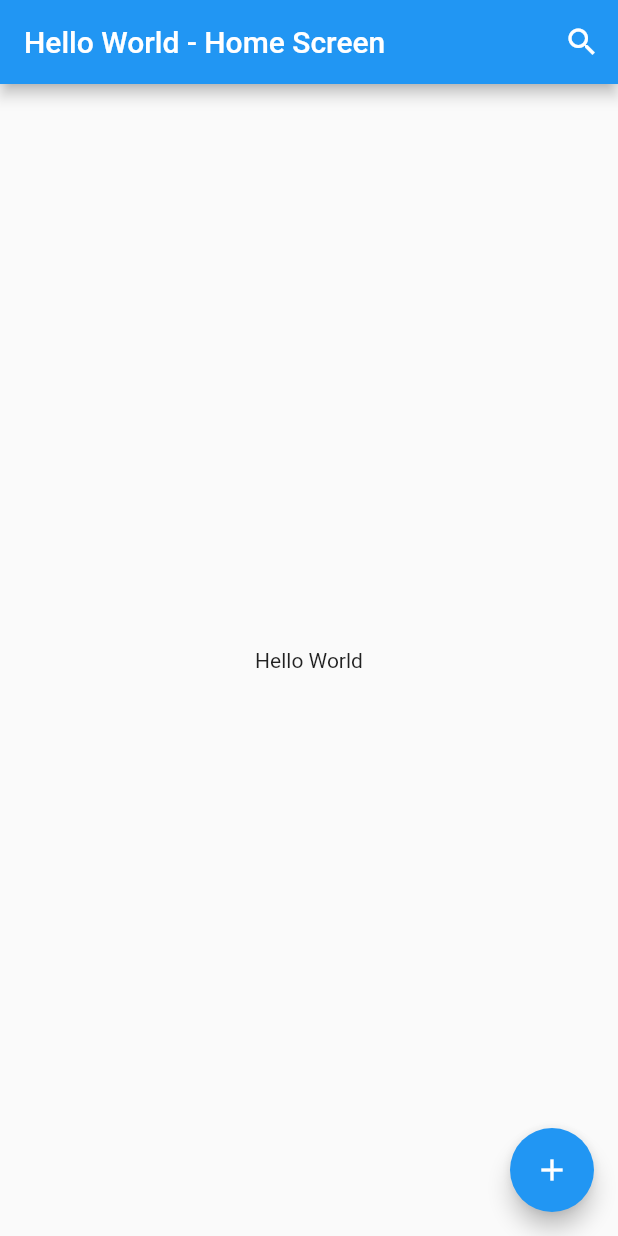
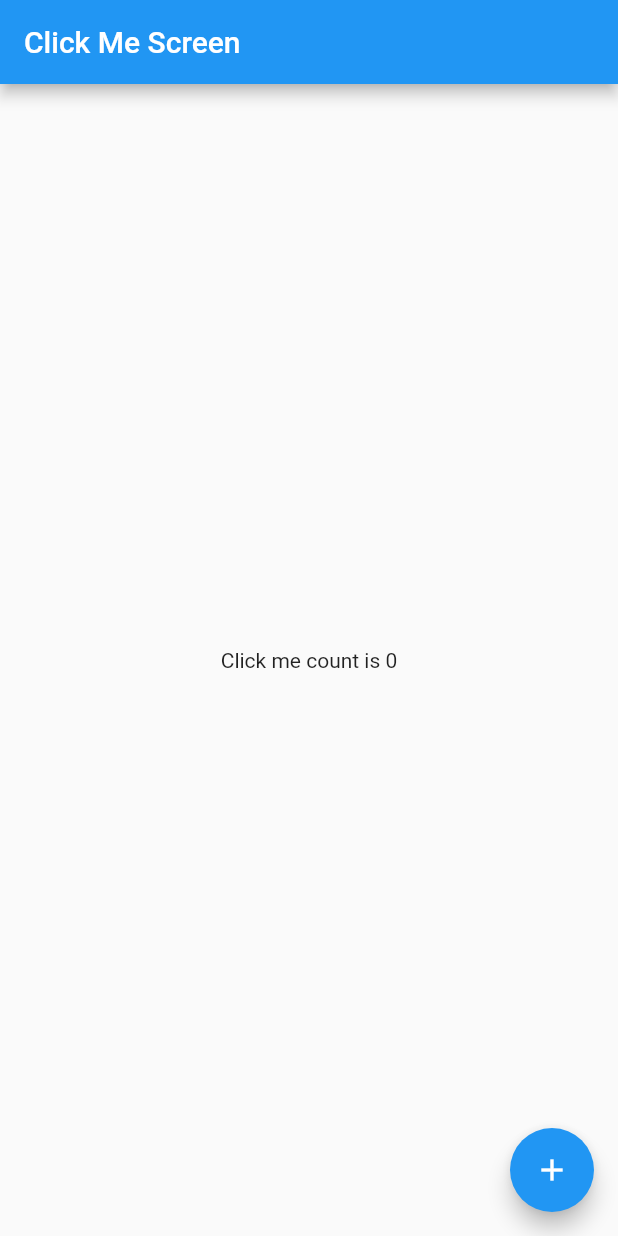
Before and after one commit to sag333ar/flutter_dev_channel, a Flutter app: the screen it shows after launch, on a phone screen of 412 x 824 dp. Run offline on Flutter 3.47's test engine with Material 2 defaults, Android fonts, the phone set to English and light mode, and no system bars.

Commit message:
Changes for 6th video

```diff
--- a/lib/click_me.dart
+++ b/lib/click_me.dart
@@ -0,0 +1,33 @@
+import 'package:flutter/material.dart';
+
+class ClickMeScreen extends StatefulWidget {
+  const ClickMeScreen({Key? key}) : super(key: key);
+
+  @override
+  _ClickMeScreenState createState() => _ClickMeScreenState();
+}
+
+class _ClickMeScreenState extends State<ClickMeScreen> {
+
+  var count = 0;
+
+  @override
+  Widget build(BuildContext context) {
+    return Scaffold(
+      appBar: AppBar(
+        title: const Text("Click Me Screen"),
+      ),
+      body: Center(
+        child: Text("Click me count is $count"),
+      ),
+      floatingActionButton: FloatingActionButton(
+        child: const Icon(Icons.add),
+        onPressed: () {
+          setState(() {
+            count++;
+          });
+        },
+      ),
+    );
+  }
+}
--- a/lib/hello_world_app.dart
+++ b/lib/hello_world_app.dart
@@ -1,4 +1,5 @@
 import 'package:flutter/material.dart';
+import 'package:hello_world/click_me.dart';
 import 'package:hello_world/hello_world_home_screen.dart';
 
 class HelloWorldApp extends StatelessWidget {
@@ -8,7 +9,7 @@ class HelloWorldApp extends StatelessWidget {
   Widget build(BuildContext context) {
     return const MaterialApp(
       title: "Hello World App Title",
-      home: HelloWorldHome(),
+      home: ClickMeScreen(),
     );
   }
 }
```
